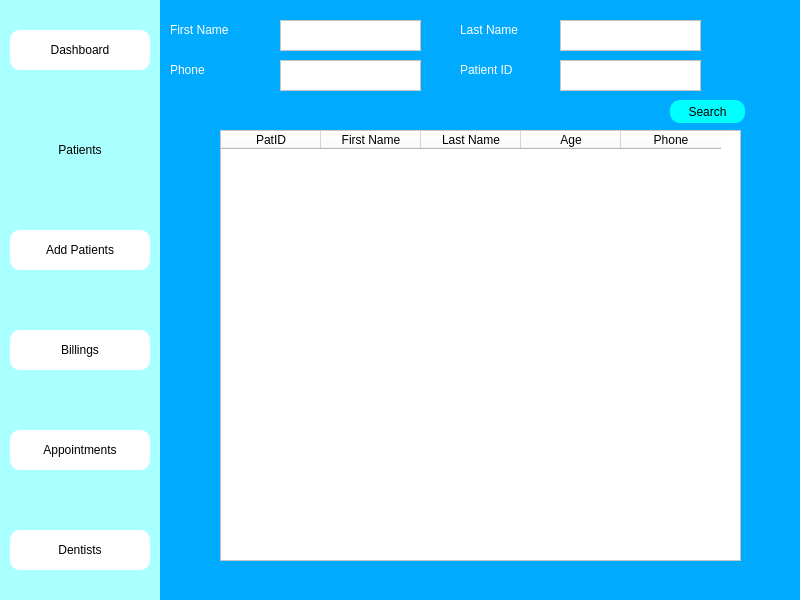
This is patients_window.ui in Fayadkhan8911/Medico-Desktop-App as Qt 5 draws it before an edit. The edited form follows.
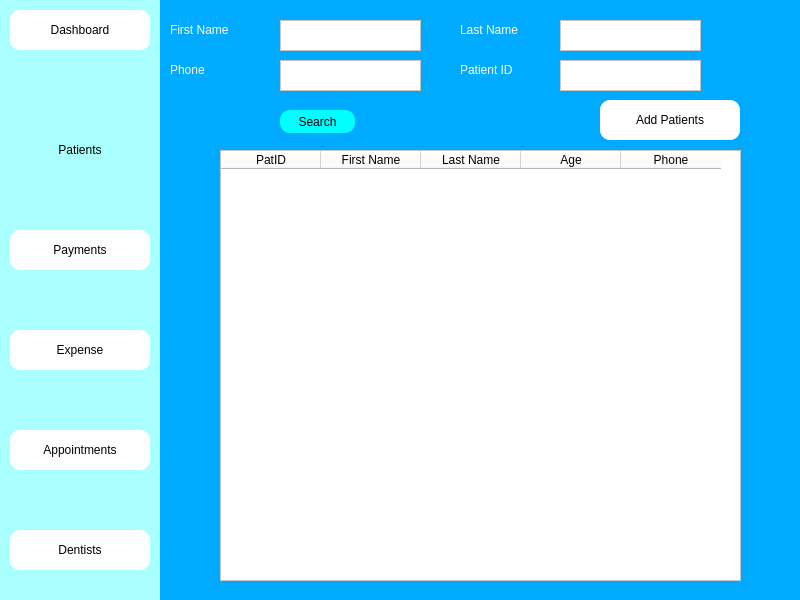
This is the edited form. Icons and pictures are not drawn.

Patch:
```diff
--- a/patients_window.ui
+++ b/patients_window.ui
@@ -57,7 +57,7 @@
     <property name="geometry">
      <rect>
       <x>10</x>
-      <y>30</y>
+      <y>10</y>
       <width>140</width>
       <height>40</height>
      </rect>
@@ -81,56 +81,6 @@
       <normaloff>../Medico_modern/dashboard.png</normaloff>../Medico_modern/dashboard.png</iconset>
     </property>
    </widget>
-   <widget class="QPushButton" name="add_patient_btn">
-    <property name="geometry">
-     <rect>
-      <x>10</x>
-      <y>230</y>
-      <width>140</width>
-      <height>40</height>
-     </rect>
-    </property>
-    <property name="styleSheet">
-     <string notr="true">font: 12pt &quot;MS Shell Dlg 2&quot;;
-background-color: rgb(255, 255, 255);
-border-top-left-radius:10px;
-border-bottom-left-radius:10px;
-border-top-right-radius:10px;
-border-bottom-right-radius:10px;</string>
-    </property>
-    <property name="text">
-     <string>Add Patients</string>
-    </property>
-    <property name="icon">
-     <iconset>
-      <normaloff>../Medico_modern/patientdownload .png</normaloff>../Medico_modern/patientdownload .png</iconset>
-    </property>
-   </widget>
-   <widget class="QPushButton" name="bills_btn">
-    <property name="geometry">
-     <rect>
-      <x>10</x>
-      <y>330</y>
-      <width>140</width>
-      <height>40</height>
-     </rect>
-    </property>
-    <property name="styleSheet">
-     <string notr="true">font: 12pt &quot;MS Shell Dlg 2&quot;;
-background-color: rgb(255, 255, 255);
-border-top-left-radius:10px;
-border-bottom-left-radius:10px;
-border-top-right-radius:10px;
-border-bottom-right-radius:10px;</string>
-    </property>
-    <property name="text">
-     <string>Billings</string>
-    </property>
-    <property name="icon">
-     <iconset>
-      <normaloff>../Medico_modern/billingdownload (1).png</normaloff>../Medico_modern/billingdownload (1).png</iconset>
-    </property>
-   </widget>
    <widget class="QPushButton" name="appoint_btn">
     <property name="geometry">
      <rect>
@@ -181,12 +131,62 @@
       <normaloff>../Medico_modern/dentistimages.png</normaloff>../Medico_modern/dentistimages.png</iconset>
     </property>
    </widget>
+   <widget class="QPushButton" name="payment_btn">
+    <property name="geometry">
+     <rect>
+      <x>10</x>
+      <y>230</y>
+      <width>140</width>
+      <height>40</height>
+     </rect>
+    </property>
+    <property name="styleSheet">
+     <string notr="true">font: 12pt &quot;MS Shell Dlg 2&quot;;
+background-color: rgb(255, 255, 255);
+border-top-left-radius:10px;
+border-bottom-left-radius:10px;
+border-top-right-radius:10px;
+border-bottom-right-radius:10px;</string>
+    </property>
+    <property name="text">
+     <string>Payments</string>
+    </property>
+    <property name="icon">
+     <iconset>
+      <normaloff>../Medico_modern/billingdownload (1).png</normaloff>../Medico_modern/billingdownload (1).png</iconset>
+    </property>
+   </widget>
+   <widget class="QPushButton" name="expense_btn">
+    <property name="geometry">
+     <rect>
+      <x>10</x>
+      <y>330</y>
+      <width>140</width>
+      <height>40</height>
+     </rect>
+    </property>
+    <property name="styleSheet">
+     <string notr="true">font: 12pt &quot;MS Shell Dlg 2&quot;;
+background-color: rgb(255, 255, 255);
+border-top-left-radius:10px;
+border-bottom-left-radius:10px;
+border-top-right-radius:10px;
+border-bottom-right-radius:10px;</string>
+    </property>
+    <property name="text">
+     <string>Expense</string>
+    </property>
+    <property name="icon">
+     <iconset>
+      <normaloff>../Medico_modern/billingdownload (1).png</normaloff>../Medico_modern/billingdownload (1).png</iconset>
+    </property>
+   </widget>
   </widget>
   <widget class="QTableWidget" name="patient_window">
    <property name="geometry">
     <rect>
      <x>220</x>
-     <y>130</y>
+     <y>150</y>
      <width>521</width>
      <height>431</height>
     </rect>
@@ -314,8 +314,8 @@
   <widget class="QPushButton" name="search_btn">
    <property name="geometry">
     <rect>
-     <x>670</x>
-     <y>100</y>
+     <x>280</x>
+     <y>110</y>
      <width>75</width>
      <height>23</height>
     </rect>
@@ -363,6 +363,31 @@
     <string notr="true">background-color: rgb(255, 255, 255);</string>
    </property>
   </widget>
+  <widget class="QPushButton" name="add_patient_btn">
+   <property name="geometry">
+    <rect>
+     <x>600</x>
+     <y>100</y>
+     <width>140</width>
+     <height>40</height>
+    </rect>
+   </property>
+   <property name="styleSheet">
+    <string notr="true">font: 12pt &quot;MS Shell Dlg 2&quot;;
+background-color: rgb(255, 255, 255);
+border-top-left-radius:10px;
+border-bottom-left-radius:10px;
+border-top-right-radius:10px;
+border-bottom-right-radius:10px;</string>
+   </property>
+   <property name="text">
+    <string>Add Patients</string>
+   </property>
+   <property name="icon">
+    <iconset>
+     <normaloff>../Medico_modern/patientdownload .png</normaloff>../Medico_modern/patientdownload .png</iconset>
+   </property>
+  </widget>
  </widget>
  <resources/>
  <connections/>
```
